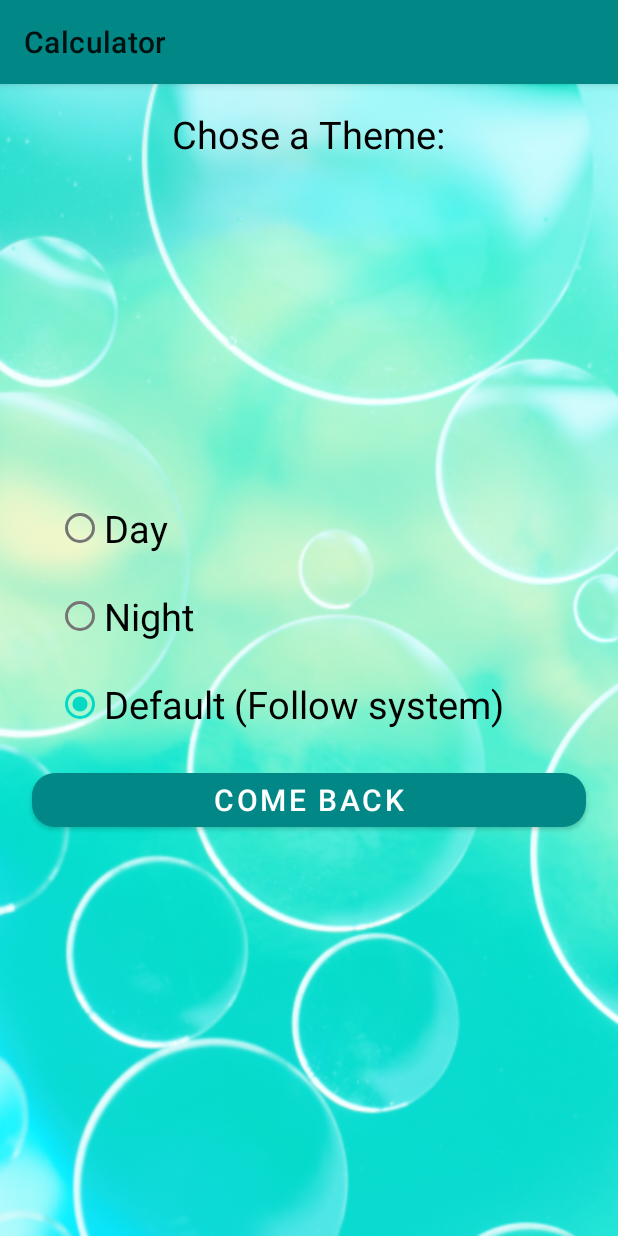
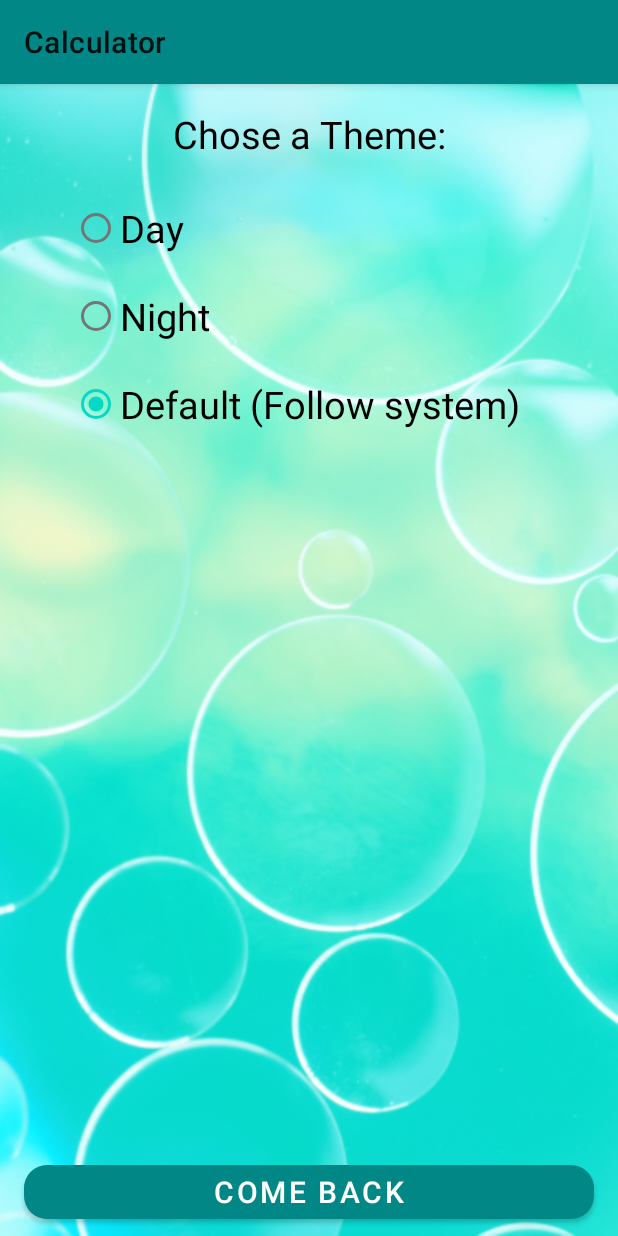
Before and after one commit to azhukov2204/Android1.Calculator, an Android app: the ChoseOfTheme screen opened directly, with no data from a screen before it, on a phone screen of 412 x 824 dp. Run offline under Robolectric (Android 15) with nearby library versions, the phone set to English and light mode, and no system bars.

Commit message:
improve styles

```diff
--- a/app/src/main/res/layout/activity_chose_of_theme.xml
+++ b/app/src/main/res/layout/activity_chose_of_theme.xml
@@ -1,34 +1,33 @@
 <?xml version="1.0" encoding="utf-8"?>
 
-<FrameLayout xmlns:android="http://schemas.android.com/apk/res/android"
+<LinearLayout xmlns:android="http://schemas.android.com/apk/res/android"
     xmlns:tools="http://schemas.android.com/tools"
     style="@style/ThemeLayout"
     android:layout_width="match_parent"
     android:layout_height="match_parent"
+    android:orientation="vertical"
+    android:theme="@style/ThemeDisplays"
     tools:context=".ChoseOfTheme">
 
-    <TextView
+    <com.google.android.material.textview.MaterialTextView
         android:id="@+id/textView"
-        style="@style/ThemeDisplays"
-        android:layout_width="wrap_content"
+        android:layout_width="match_parent"
         android:layout_height="wrap_content"
         android:layout_gravity="top|center"
         android:layout_marginTop="@dimen/marginStart"
+        android:gravity="center"
         android:text="@string/choseThemeText" />
 
-    <LinearLayout
+    <ScrollView
         android:layout_width="match_parent"
-        android:layout_height="wrap_content"
-        android:layout_gravity="center"
-        android:layout_marginStart="@dimen/defaultMargin"
-        android:layout_marginEnd="@dimen/defaultMargin"
-        android:orientation="vertical"
-        android:theme="@style/ThemeDisplays">
+        android:layout_height="0dp"
+        android:layout_weight="1">
 
         <RadioGroup
-            android:id="@+id/radioButtons"
+            android:id="@+id/changeThemeRButtons"
             android:layout_width="match_parent"
-            android:layout_height="wrap_content">
+            android:layout_height="wrap_content"
+            android:layout_gravity="center|top">
 
             <com.google.android.material.radiobutton.MaterialRadioButton
                 android:id="@+id/dayThemeRButton"
@@ -48,12 +47,14 @@
                 android:layout_height="wrap_content"
                 android:text="@string/defaultThemeButtonText" />
         </RadioGroup>
-        <com.google.android.material.button.MaterialButton
-            android:id="@+id/comeBackButton"
-            style="@style/ThemeKeyboard"
-            android:layout_width="match_parent"
-            android:layout_height="wrap_content"
-            android:text="@string/comeBackButtonText" />
 
-    </LinearLayout>
-</FrameLayout>
+    </ScrollView>
+
+    <com.google.android.material.button.MaterialButton
+        android:id="@+id/comeBackButton"
+        style="@style/ThemeKeyboard"
+        android:layout_width="match_parent"
+        android:layout_height="wrap_content"
+        android:text="@string/comeBackButtonText" />
+
+</LinearLayout>
--- a/app/src/main/res/values-night/styles.xml
+++ b/app/src/main/res/values-night/styles.xml
@@ -5,7 +5,7 @@
         <item name="colorPrimary">@color/gray</item>
         <item name="colorPrimaryDark">@color/design_dark_default_color_background</item>
         <!--<item name="android:textColor">#E65C5C</item> -->
-        <item name="android:textColor">@color/black</item>
+        <item name="android:textColor">@color/white</item>
         <item name="colorOnPrimary">@color/black</item>
     </style>
 
@@ -21,11 +21,11 @@
         <item name="android:backgroundTintMode">screen</item>
     </style>
 
-    <style name="CutButtons">
+    <style name="CutButtons" parent="ThemeKeyboard">
         <item name="android:backgroundTint">@color/dark_gray</item>
     </style>
 
-    <style name="ActionButtons">
+    <style name="ActionButtons" parent="ThemeKeyboard">
         <item name="android:backgroundTint">@color/dark_gray</item>
     </style>
 
--- a/app/src/main/res/values/styles.xml
+++ b/app/src/main/res/values/styles.xml
@@ -11,19 +11,21 @@
 
     <style name="ThemeKeyboard">
         <item name="android:textSize">@dimen/buttonsTextSize</item>
+        <item name="android:textColor">@color/white</item>
         <item name="android:gravity">center</item>
         <item name="shapeAppearanceOverlay">@style/MyShapeAppearance</item>
     </style>
     <style name="MyShapeAppearance">
         <item name="cornerFamily">rounded</item>
         <item name="cornerSize">@dimen/cornerSize</item>
+        <item name="android:textColor">@color/white</item>
     </style>
 
-    <style name="CutButtons">
+    <style name="CutButtons" parent="ThemeKeyboard">
         <item name="android:backgroundTint">@color/DarkGoldenRod</item>
     </style>
 
-    <style name="ActionButtons">
+    <style name="ActionButtons" parent="ThemeKeyboard">
         <item name="android:backgroundTint">@color/gray</item>
     </style>
 
```
Also changed, not shown: app/src/main/res/layout/activity_main_keyboard_table.xml (+11 -1 lines).
